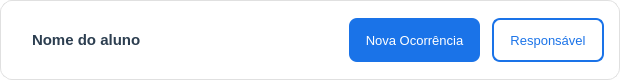
Before: the Qt Designer form App/view/ui/studentCard.ui in Caiquef80/Gerenciamento-Escolar, drawn with Qt 5.
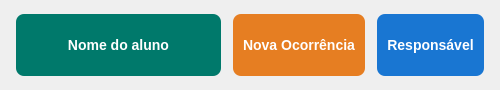
After: the same form once the commit is applied. Icons and pictures are not drawn.

Commit message: feat(tela deleteClass e registerParent) (#71)

The edit to the form file:
```diff
--- a/App/view/ui/studentCard.ui
+++ b/App/view/ui/studentCard.ui
@@ -6,8 +6,8 @@
    <rect>
     <x>0</x>
     <y>0</y>
-    <width>620</width>
-    <height>80</height>
+    <width>500</width>
+    <height>90</height>
    </rect>
   </property>
   <property name="minimumSize">
@@ -27,11 +27,55 @@
   </property>
   <property name="styleSheet">
    <string notr="true">
-    QWidget#Form {
-        background-color: #ffffff;
-        border: 1px solid #e0e0e0;
-        border-radius: 12px;
-    }
+QFrame {
+    background-color: #f0f4f8;
+    border-radius: 10px;
+    border: 1px solid #c1c7d0;
+    padding: 15px;
+}
+
+QPushButton {
+    background-color: #2980b9;
+    color: white;
+    border-radius: 8px;
+    padding: 10px;
+    border: none;
+    font-size: 14px;
+    font-weight: bold;
+    min-height: 42px;
+}
+
+QPushButton:hover {
+    background-color: #1f6391;
+}
+
+QPushButton:pressed {
+    background-color: #154360;
+}
+
+QPushButton#studentName {
+    background-color: #00796B;
+}
+
+QPushButton#studentName:hover {
+    background-color: #00897B;
+}
+
+QPushButton#newReport {
+    background-color: #E67E22;
+}
+
+QPushButton#newReport:hover {
+    background-color: #D35400;
+}
+
+QPushButton#parentInfo {
+    background-color: #1976D2;
+}
+
+QPushButton#parentInfo:hover {
+    background-color: #1565C0;
+}
    </string>
   </property>
   <layout class="QHBoxLayout" name="horizontalLayout" stretch="3,1,1">
@@ -52,41 +96,6 @@
    </property>
    <item>
     <widget class="QPushButton" name="studentName">
-     <property name="minimumSize">
-      <size>
-       <width>0</width>
-       <height>44</height>
-      </size>
-     </property>
-     <property name="font">
-      <font>
-       <pointsize>11</pointsize>
-       <weight>75</weight>
-       <bold>true</bold>
-      </font>
-     </property>
-     <property name="cursor">
-      <cursorShape>PointingHandCursor</cursorShape>
-     </property>
-     <property name="styleSheet">
-      <string notr="true">
-       QPushButton {
-           background-color: transparent;
-           color: #2c3e50;
-           border: none;
-           border-radius: 8px;
-           padding: 8px 16px;
-           text-align: left;
-       }
-       QPushButton:hover {
-           background-color: #f0f4f8;
-           color: #1a73e8;
-       }
-       QPushButton:pressed {
-           background-color: #e1e8f0;
-       }
-      </string>
-     </property>
      <property name="text">
       <string>Nome do aluno</string>
      </property>
@@ -104,39 +113,6 @@
    </item>
    <item>
     <widget class="QPushButton" name="newReport">
-     <property name="minimumSize">
-      <size>
-       <width>0</width>
-       <height>44</height>
-      </size>
-     </property>
-     <property name="font">
-      <font>
-       <pointsize>10</pointsize>
-       <weight>50</weight>
-       <bold>false</bold>
-      </font>
-     </property>
-     <property name="cursor">
-      <cursorShape>PointingHandCursor</cursorShape>
-     </property>
-     <property name="styleSheet">
-      <string notr="true">
-       QPushButton {
-           background-color: #1a73e8;
-           color: #ffffff;
-           border: none;
-           border-radius: 8px;
-           padding: 8px 16px;
-       }
-       QPushButton:hover {
-           background-color: #1557b0;
-       }
-       QPushButton:pressed {
-           background-color: #0d47a1;
-       }
-      </string>
-     </property>
      <property name="text">
       <string>Nova Ocorrência</string>
      </property>
@@ -154,42 +130,6 @@
    </item>
    <item>
     <widget class="QPushButton" name="parentInfo">
-     <property name="minimumSize">
-      <size>
-       <width>0</width>
-       <height>44</height>
-      </size>
-     </property>
-     <property name="font">
-      <font>
-       <pointsize>10</pointsize>
-       <weight>50</weight>
-       <bold>false</bold>
-      </font>
-     </property>
-     <property name="cursor">
-      <cursorShape>PointingHandCursor</cursorShape>
-     </property>
-     <property name="styleSheet">
-      <string notr="true">
-       QPushButton {
-           background-color: transparent;
-           color: #1a73e8;
-           border: 2px solid #1a73e8;
-           border-radius: 8px;
-           padding: 8px 16px;
-       }
-       QPushButton:hover {
-           background-color: #e8f0fe;
-           border-color: #1557b0;
-           color: #1557b0;
-       }
-       QPushButton:pressed {
-           background-color: #d2e3fc;
-           border-color: #0d47a1;
-       }
-      </string>
-     </property>
      <property name="text">
       <string>Responsável</string>
      </property>
```
Left out of the diff: 6 changed lines with no effect on the pictures. The commit also changes 9 other files.
